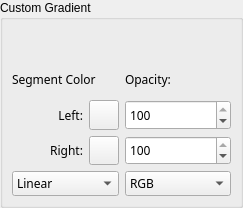
Old version of the form krita/ui/forms/wdgautogradient.ui in the repository KDE/krita.
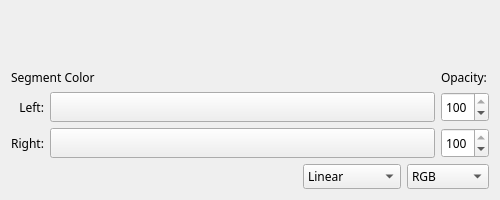
New version of the form. Custom widgets are drawn as their Qt base class.

Commit message: improved layout of gradient editor

```diff
--- a/krita/ui/forms/wdgautogradient.ui
+++ b/krita/ui/forms/wdgautogradient.ui
@@ -6,80 +6,33 @@
    <rect>
     <x>0</x>
     <y>0</y>
-    <width>243</width>
-    <height>208</height>
+    <width>500</width>
+    <height>200</height>
    </rect>
   </property>
-  <layout class="QGridLayout">
-   <property name="leftMargin">
-    <number>0</number>
-   </property>
-   <property name="topMargin">
-    <number>0</number>
-   </property>
-   <property name="rightMargin">
-    <number>0</number>
-   </property>
-   <property name="bottomMargin">
-    <number>0</number>
-   </property>
-   <property name="spacing">
-    <number>0</number>
-   </property>
-   <item row="0" column="0">
-    <widget class="QGroupBox" name="groupBox1">
-     <property name="title">
-      <string>Custom Gradient</string>
-     </property>
-     <layout class="QVBoxLayout">
+  <property name="minimumSize">
+   <size>
+    <width>500</width>
+    <height>200</height>
+   </size>
+  </property>
+  <layout class="QVBoxLayout" name="verticalLayout" stretch="1,0,0">
       <item>
        <widget class="KisGradientSliderWidget" name="gradientSlider" native="true">
         <property name="sizePolicy">
-         <sizepolicy hsizetype="Expanding" vsizetype="Fixed">
+      <sizepolicy hsizetype="Expanding" vsizetype="Expanding">
           <horstretch>0</horstretch>
-          <verstretch>0</verstretch>
-         </sizepolicy>
-        </property>
-        <property name="maximumSize">
-         <size>
-          <width>32767</width>
-          <height>30</height>
-         </size>
-        </property>
+       <verstretch>1</verstretch>
+      </sizepolicy>
+     </property>
         <property name="focusPolicy">
          <enum>Qt::ClickFocus</enum>
         </property>
        </widget>
       </item>
       <item>
-       <layout class="QHBoxLayout">
-        <property name="leftMargin">
-         <number>0</number>
-        </property>
-        <property name="topMargin">
-         <number>0</number>
-        </property>
-        <property name="rightMargin">
-         <number>0</number>
-        </property>
-        <property name="bottomMargin">
-         <number>0</number>
-        </property>
-        <item>
-         <layout class="QVBoxLayout">
-          <property name="leftMargin">
-           <number>0</number>
-          </property>
-          <property name="topMargin">
-           <number>0</number>
-          </property>
-          <property name="rightMargin">
-           <number>0</number>
-          </property>
-          <property name="bottomMargin">
-           <number>0</number>
-          </property>
-          <item>
+    <layout class="QGridLayout" name="gridLayout">
+     <item row="0" column="0" colspan="2">
            <widget class="QLabel" name="textLabel1">
             <property name="font">
              <font>
@@ -97,21 +50,25 @@
             </property>
            </widget>
           </item>
-          <item>
-           <layout class="QHBoxLayout">
-            <property name="leftMargin">
-             <number>0</number>
-            </property>
-            <property name="topMargin">
-             <number>0</number>
-            </property>
-            <property name="rightMargin">
-             <number>0</number>
-            </property>
-            <property name="bottomMargin">
-             <number>0</number>
-            </property>
-            <item>
+     <item row="0" column="2">
+      <widget class="QLabel" name="textLabel2">
+       <property name="font">
+        <font>
+         <family>Sans Serif</family>
+         <pointsize>9</pointsize>
+         <weight>50</weight>
+         <italic>false</italic>
+         <bold>false</bold>
+         <underline>false</underline>
+         <strikeout>false</strikeout>
+        </font>
+       </property>
+       <property name="text">
+        <string>Opacity:</string>
+       </property>
+      </widget>
+     </item>
+     <item row="1" column="0">
              <widget class="QLabel" name="labelLeftColor">
               <property name="font">
                <font>
@@ -132,17 +89,17 @@
               </property>
              </widget>
             </item>
-            <item>
+     <item row="1" column="1">
              <widget class="KColorButton" name="leftColorButton">
               <property name="sizePolicy">
-               <sizepolicy hsizetype="Fixed" vsizetype="Fixed">
+        <sizepolicy hsizetype="MinimumExpanding" vsizetype="Preferred">
                 <horstretch>0</horstretch>
                 <verstretch>0</verstretch>
                </sizepolicy>
               </property>
-              <property name="maximumSize">
+       <property name="minimumSize">
                <size>
-                <width>30</width>
+         <width>0</width>
                 <height>30</height>
                </size>
               </property>
@@ -162,23 +119,37 @@
               </property>
              </widget>
             </item>
-           </layout>
-          </item>
-          <item>
-           <layout class="QHBoxLayout">
-            <property name="leftMargin">
-             <number>0</number>
-            </property>
-            <property name="topMargin">
-             <number>0</number>
-            </property>
-            <property name="rightMargin">
-             <number>0</number>
-            </property>
-            <property name="bottomMargin">
-             <number>0</number>
-            </property>
-            <item>
+     <item row="1" column="2">
+      <widget class="KIntSpinBox" name="intNumInputLeftOpacity">
+       <property name="sizePolicy">
+        <sizepolicy hsizetype="Minimum" vsizetype="Preferred">
+         <horstretch>0</horstretch>
+         <verstretch>0</verstretch>
+        </sizepolicy>
+       </property>
+       <property name="font">
+        <font>
+         <family>Sans Serif</family>
+         <pointsize>9</pointsize>
+         <weight>50</weight>
+         <italic>false</italic>
+         <bold>false</bold>
+         <underline>false</underline>
+         <strikeout>false</strikeout>
+        </font>
+       </property>
+       <property name="focusPolicy">
+        <enum>Qt::ClickFocus</enum>
+       </property>
+       <property name="maximum">
+        <number>100</number>
+       </property>
+       <property name="value">
+        <number>100</number>
+       </property>
+      </widget>
+     </item>
+     <item row="2" column="0">
              <widget class="QLabel" name="labelRightColor">
               <property name="font">
                <font>
@@ -199,17 +170,17 @@
               </property>
              </widget>
             </item>
-            <item>
+     <item row="2" column="1">
              <widget class="KColorButton" name="rightColorButton">
               <property name="sizePolicy">
-               <sizepolicy hsizetype="Fixed" vsizetype="Fixed">
+        <sizepolicy hsizetype="MinimumExpanding" vsizetype="Preferred">
                 <horstretch>0</horstretch>
                 <verstretch>0</verstretch>
                </sizepolicy>
               </property>
-              <property name="maximumSize">
+       <property name="minimumSize">
                <size>
-                <width>30</width>
+         <width>0</width>
                 <height>30</height>
                </size>
               </property>
@@ -243,76 +214,10 @@
               </property>
              </widget>
             </item>
-           </layout>
-          </item>
-         </layout>
-        </item>
-        <item>
-         <layout class="QVBoxLayout">
-          <property name="leftMargin">
-           <number>0</number>
-          </property>
-          <property name="topMargin">
-           <number>0</number>
-          </property>
-          <property name="rightMargin">
-           <number>0</number>
-          </property>
-          <property name="bottomMargin">
-           <number>0</number>
-          </property>
-          <item>
-           <widget class="QLabel" name="textLabel2">
-            <property name="font">
-             <font>
-              <family>Sans Serif</family>
-              <pointsize>9</pointsize>
-              <weight>50</weight>
-              <italic>false</italic>
-              <bold>false</bold>
-              <underline>false</underline>
-              <strikeout>false</strikeout>
-             </font>
-            </property>
-            <property name="text">
-             <string>Opacity:</string>
-            </property>
-           </widget>
-          </item>
-          <item>
-           <widget class="KIntSpinBox" name="intNumInputLeftOpacity">
-            <property name="sizePolicy">
-             <sizepolicy hsizetype="Ignored" vsizetype="Ignored">
-              <horstretch>0</horstretch>
-              <verstretch>0</verstretch>
-             </sizepolicy>
-            </property>
-            <property name="font">
-             <font>
-              <family>Sans Serif</family>
-              <pointsize>9</pointsize>
-              <weight>50</weight>
-              <italic>false</italic>
-              <bold>false</bold>
-              <underline>false</underline>
-              <strikeout>false</strikeout>
-             </font>
-            </property>
-            <property name="focusPolicy">
-             <enum>Qt::ClickFocus</enum>
-            </property>
-            <property name="maximum">
-             <number>100</number>
-            </property>
-            <property name="value">
-             <number>100</number>
-            </property>
-           </widget>
-          </item>
-          <item>
+     <item row="2" column="2">
            <widget class="KIntSpinBox" name="intNumInputRightOpacity">
             <property name="sizePolicy">
-             <sizepolicy hsizetype="Ignored" vsizetype="Ignored">
+        <sizepolicy hsizetype="Minimum" vsizetype="Ignored">
               <horstretch>0</horstretch>
               <verstretch>0</verstretch>
              </sizepolicy>
@@ -341,22 +246,24 @@
           </item>
          </layout>
         </item>
-       </layout>
-      </item>
       <item>
        <layout class="QHBoxLayout">
-        <property name="leftMargin">
+     <property name="margin">
          <number>0</number>
         </property>
-        <property name="topMargin">
-         <number>0</number>
-        </property>
-        <property name="rightMargin">
-         <number>0</number>
-        </property>
-        <property name="bottomMargin">
-         <number>0</number>
-        </property>
+     <item>
+      <spacer name="horizontalSpacer">
+       <property name="orientation">
+        <enum>Qt::Horizontal</enum>
+       </property>
+       <property name="sizeHint" stdset="0">
+        <size>
+         <width>40</width>
+         <height>20</height>
+        </size>
+       </property>
+      </spacer>
+     </item>
         <item>
          <widget class="QComboBox" name="comboBoxInterpolationType">
           <property name="font">
@@ -434,9 +341,6 @@
          </widget>
         </item>
        </layout>
-      </item>
-     </layout>
-    </widget>
    </item>
   </layout>
  </widget>
```
Left out of the diff: 4 changed lines with no effect on the pictures. Lines whose indentation alone changed are shown as unchanged.
